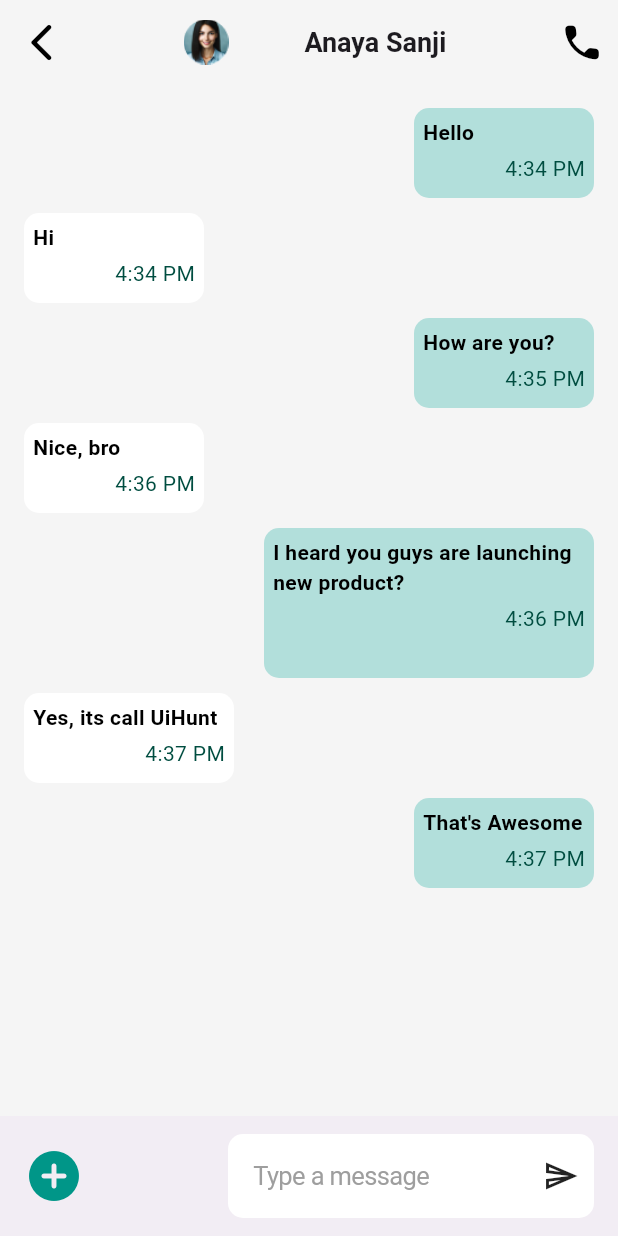
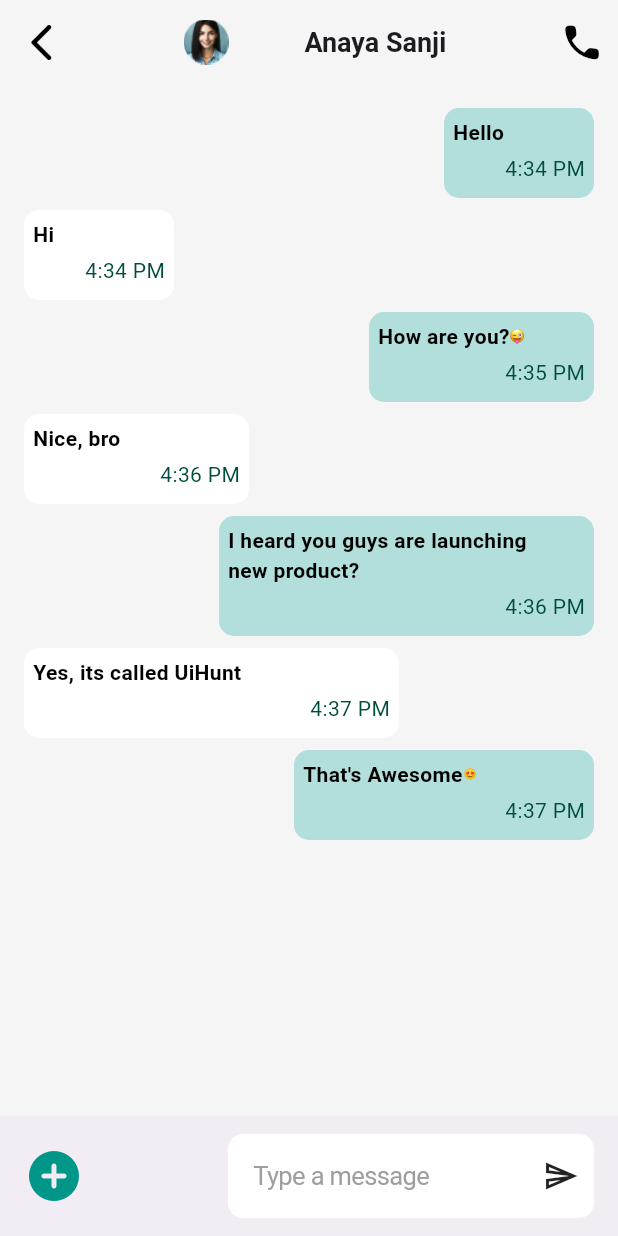
Before and after one commit to Chisonia/month_4_mini_project, a Flutter app: the ChatsPage screen opened directly, on a phone screen of 412 x 824 dp. Run offline on Flutter 3.47's test engine with Material 3 defaults, Android fonts, the light colour scheme and no system bars; our stand-ins replace buttons_tabbar.

Commit message:
Made dome adjustments to Chats

```diff
--- a/lib/main.dart
+++ b/lib/main.dart
@@ -23,7 +23,7 @@ class MyApp extends StatelessWidget {
           useMaterial3: true,
           scaffoldBackgroundColor: Colors.grey.shade100
       ),
-      home: HomePage(),
+      home: ChatsPage(),
     );
   }
 }
--- a/lib/pages/chats_page.dart
+++ b/lib/pages/chats_page.dart
@@ -1,6 +1,7 @@
 import 'package:flutter/cupertino.dart';
 import 'package:flutter/material.dart';
 import 'package:month_4_mini_project/widgets/chat_card.dart';
+import 'package:month_4_mini_project/widgets/chat_list.dart';
 
 class ChatsPage extends StatelessWidget {
   const ChatsPage({super.key});
@@ -84,108 +85,3 @@ class ChatsPage extends StatelessWidget {
     );
   }
 }
-
-class ChatList extends StatelessWidget {
-  const ChatList({
-    super.key,
-  });
-
-  @override
-  Widget build(BuildContext context) {
-    return ListView(
-      padding: const EdgeInsets.all(16.0),
-      children:[
-        Row(
-          mainAxisAlignment: MainAxisAlignment.end,
-          children: [
-            ChatCard(
-                chat: "Hello",
-                time: "4:34 PM",
-                cardColor: Colors.teal.shade100,
-                cardHeight: 60,
-                cardWidth: 120
-            ),
-          ],
-        ),
-        SizedBox(height: 10),
-        Row(
-            mainAxisAlignment: MainAxisAlignment.start,
-            children: [
-              ChatCard(
-                  chat: "Hi",
-                  time: "4:34 PM",
-                  cardColor: Colors.white,
-                  cardHeight: 60,
-                  cardWidth: 120
-              )
-            ]
-        ),
-        SizedBox(height: 10),
-        Row(mainAxisAlignment: MainAxisAlignment.end,
-            children: [
-              ChatCard(
-                  chat: "How are you?",
-                  time: "4:35 PM",
-                  cardColor: Colors.teal.shade100,
-                  cardHeight: 60,
-                  cardWidth: 120
-              )
-            ]
-        ),
-        SizedBox(height: 10),
-        Row(
-            mainAxisAlignment: MainAxisAlignment.start,
-            children: [
-              ChatCard(
-                  chat: "Nice, bro",
-                  time: "4:36 PM",
-                  cardColor: Colors.white,
-                  cardHeight: 60,
-                  cardWidth: 120
-              )
-            ]
-        ),
-        SizedBox(height: 10),
-        Row(
-            mainAxisAlignment: MainAxisAlignment.end,
-            children: [
-              ChatCard(
-                  chat: "I heard you guys are launching new product?",
-                  time: "4:36 PM",
-                  cardColor: Colors.teal.shade100,
-                  cardHeight: 100,
-                  cardWidth: 220
-              )
-            ]
-        ),
-        SizedBox(height: 10),
-        Row(
-            mainAxisAlignment: MainAxisAlignment.start,
-            children: [
-              ChatCard(
-                  chat: "Yes, its call UiHunt",
-                  time: "4:37 PM",
-                  cardColor: Colors.white,
-                  cardHeight: 60,
-                  cardWidth: 140
-              )
-            ]
-        ),
-        SizedBox(height: 10),
-        Row(
-            mainAxisAlignment: MainAxisAlignment.end,
-            children: [
-              ChatCard(
-                  chat: "That's Awesome",
-                  time: "4:37 PM",
-                  cardColor: Colors.teal.shade100,
-                  cardHeight: 60,
-                  cardWidth: 120
-              )
-            ]
-        ),
-        Row(),
-      ],
-    );
-  }
-}
--- a/lib/pages/home_page.dart
+++ b/lib/pages/home_page.dart
@@ -10,7 +10,7 @@ import 'package:month_4_mini_project/widgets/main_title.dart';
 import 'package:month_4_mini_project/widgets/my_button.dart';
 import 'package:month_4_mini_project/widgets/outlined_text_field.dart';
 import 'package:month_4_mini_project/widgets/password_input.dart';
-import 'package:month_4_mini_project/widgets/propular_job_list.dart';
+import 'package:month_4_mini_project/widgets/popular_job_list.dart';
 import 'package:month_4_mini_project/widgets/recent_post_section.dart';
 import 'package:month_4_mini_project/widgets/social_media.dart';
 import 'package:month_4_mini_project/widgets/sub_title.dart';
--- a/lib/pages/views/home_view.dart
+++ b/lib/pages/views/home_view.dart
@@ -1,6 +1,6 @@
 import 'package:flutter/material.dart';
 import 'package:month_4_mini_project/widgets/job_section_item.dart';
-import 'package:month_4_mini_project/widgets/propular_job_list.dart';
+import 'package:month_4_mini_project/widgets/popular_job_list.dart';
 import 'package:month_4_mini_project/widgets/recent_post_section.dart';
 import 'package:month_4_mini_project/widgets/top_section.dart';
 
@@ -46,7 +46,7 @@ class HomeView extends StatelessWidget {
           children: <Widget>[
             TopSection(),
             JobSectionItem(title: 'Popular Job',),
-            ProposedJobList(),
+            PopularJobList(),
             SizedBox(height: 10),
             JobSectionItem(title: 'Recent Post',),
             RecentPostSection(
--- a/lib/widgets/chat_card.dart
+++ b/lib/widgets/chat_card.dart
@@ -7,22 +7,19 @@ class ChatCard extends StatelessWidget{
     required this.chat,
     required this.time,
     required this.cardColor,
-    required this.cardHeight,
-    required this.cardWidth
+    this.emojiIcon
   });
 
   final String chat;
   final String time;
   final Color cardColor;
-  final double cardHeight;
-  final double cardWidth;
+  final Widget? emojiIcon;
 
   @override
   Widget build(BuildContext context) {
-    return Container(
+    return Flexible(
+      child: Container(
         padding: EdgeInsets.all(6),
-      height: cardHeight,
-      width:cardWidth ,
         decoration: BoxDecoration(
           borderRadius: BorderRadius.circular(10),
           color: cardColor,
@@ -46,6 +43,7 @@ class ChatCard extends StatelessWidget{
                                               ),
                                               ),
                       ),
+                      SizedBox(height:10, width: 10,child: emojiIcon)
         ],
                 ),
                 SizedBox(height: 4,),
@@ -63,6 +61,7 @@ class ChatCard extends StatelessWidget{
             )
           ],
         ),
+      ),
     );
   }
 
--- /dev/null
+++ b/lib/widgets/chat_list.dart
@@ -0,0 +1,123 @@
+import 'package:flutter/material.dart';
+
+import 'chat_card.dart';
+
+class ChatList extends StatelessWidget {
+  const ChatList({
+    super.key,
+  });
+
+  @override
+  Widget build(BuildContext context) {
+    return ListView(
+      padding: const EdgeInsets.all(16.0),
+      children:[
+        Row(
+          mainAxisAlignment: MainAxisAlignment.end,
+          children: [
+            SizedBox(
+              height: 60, width: 100,
+              child: ChatCard(
+                  chat: "Hello",
+                  time: "4:34 PM",
+                  cardColor: Colors.teal.shade100,
+              ),
+            ),
+          ],
+        ),
+        SizedBox(height: 8),
+        Row(
+            mainAxisAlignment: MainAxisAlignment.start,
+            children: [
+              SizedBox(
+                height: 60, width: 100,
+                child: ChatCard(
+                    chat: "Hi",
+                    time: "4:34 PM",
+                    cardColor: Colors.white,
+                ),
+              )
+            ]
+        ),
+        SizedBox(height: 8),
+        Row(mainAxisAlignment: MainAxisAlignment.end,
+            children: [
+              SizedBox(
+                height: 60, width: 150,
+                child: ChatCard(
+                    chat: "How are you?",
+                    emojiIcon: Image.asset(
+                        "assets/icons/face-with-stuck-out-tongue-and-winking-eye.png",
+                        height: 12, width:12,
+                    ),
+                    time: "4:35 PM",
+                    cardColor: Colors.teal.shade100,
+                ),
+              )
+            ]
+        ),
+        SizedBox(height: 8),
+        Row(
+            mainAxisAlignment: MainAxisAlignment.start,
+            children: [
+              SizedBox(
+                height: 60, width: 150,
+                child: ChatCard(
+                    chat: "Nice, bro",
+                    time: "4:36 PM",
+                    cardColor: Colors.white,
+                ),
+              )
+            ]
+        ),
+        SizedBox(height: 8),
+        Row(
+            mainAxisAlignment: MainAxisAlignment.end,
+            children: [
+              SizedBox(
+                height: 80, width: 250,
+                child: ChatCard(
+                    chat: "I heard you guys are launching new product?",
+                    time: "4:36 PM",
+                    cardColor: Colors.teal.shade100,
+                ),
+              )
+            ]
+        ),
+        SizedBox(height: 8),
+        Row(
+            mainAxisAlignment: MainAxisAlignment.start,
+            children: [
+              SizedBox(
+                height: 60, width: 250,
+                child: ChatCard(
+                    chat: "Yes, its called UiHunt",
+                    time: "4:37 PM",
+                    cardColor: Colors.white,
+                ),
+              )
+            ]
+        ),
+        SizedBox(height: 8),
+        Row(
+            mainAxisAlignment: MainAxisAlignment.end,
+            children: [
+              SizedBox(
+                height: 60, width: 200,
+                child: ChatCard(
+                    chat: "That's Awesome",
+                    emojiIcon: Image.asset(
+                        "assets/icons/smilingfacehearteye.png",
+                        height: 14, width:14,
+                    ),
+                    time: "4:37 PM",
+                    cardColor: Colors.teal.shade100,
+                ),
+              )
+            ]
+        ),
+        Row(),
+      ],
+    );
+  }
+}
--- a/lib/widgets/propular_job_list.dart
+++ b/lib/widgets/popular_job_list.dart
@@ -1,8 +1,8 @@
 import 'package:flutter/material.dart';
 import 'package:month_4_mini_project/widgets/popular_job_item.dart';
 
-class ProposedJobList extends StatelessWidget {
-  const ProposedJobList({
+class PopularJobList extends StatelessWidget {
+  const PopularJobList({
     super.key,
   });
 
```
Also changed, not shown: assets/icons/face-with-stuck-out-tongue-and-winking-eye.png (added), assets/icons/smilingfacehearteye.png (added). Lines whose indentation alone changed are shown as unchanged.
